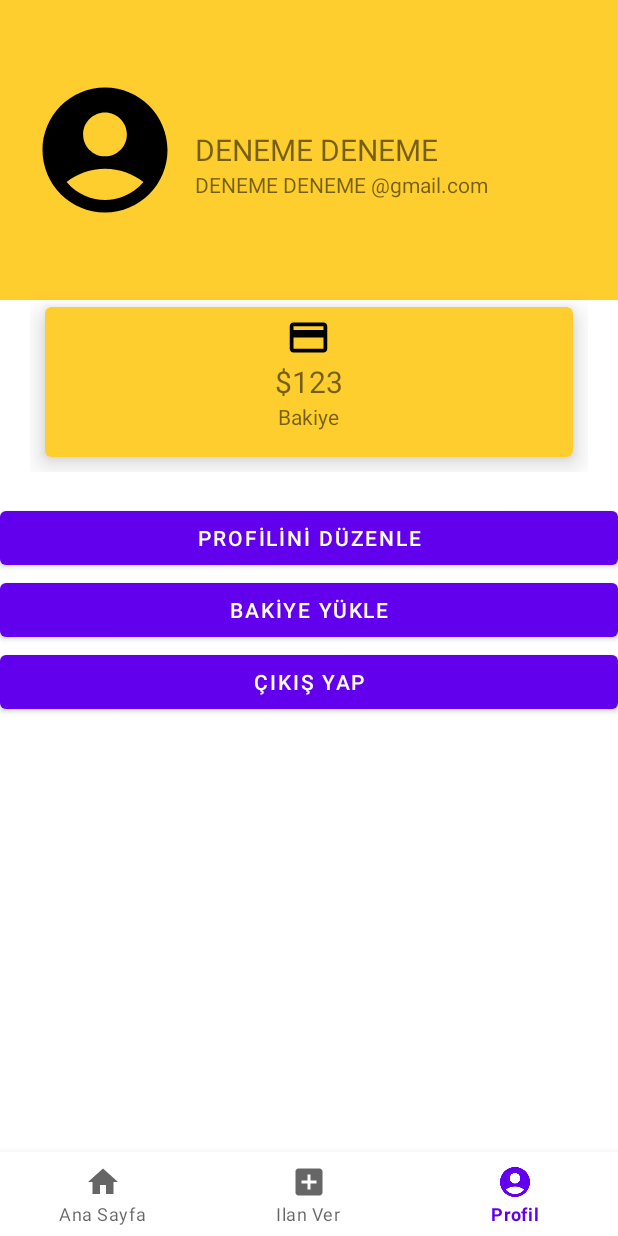
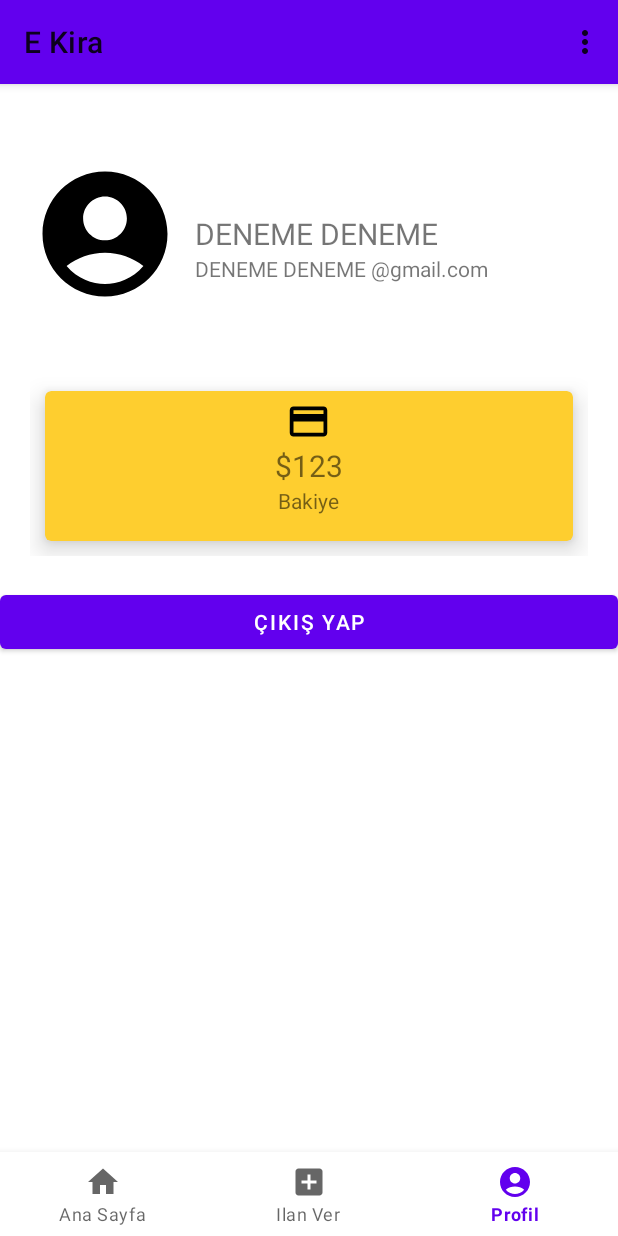
Before and after one commit to yusufaltunoymak/E-Kira, an Android app: the ProfileFragment screen opened through its navigation route, on a phone screen of 412 x 824 dp. Run offline under Robolectric (Android 15) with nearby library versions, the phone set to English and light mode, and no system bars; our stand-ins replace Firebase (no records; nobody signed in at launch, a user with empty details on screens opened directly), Picasso, navigation-ui; network calls fail; pictures from the network do not load; 1 statement that could not run was skipped.

Commit message:
profilupdate

```diff
--- a/app/src/main/java/com/example/splash/MainActivity.kt
+++ b/app/src/main/java/com/example/splash/MainActivity.kt
@@ -10,6 +10,7 @@ import androidx.navigation.ui.NavigationUI.setupWithNavController
 import com.example.splash.api.RestApiService
 import com.example.splash.api.SessionManager
 import com.example.splash.databinding.ActivityMainBinding
+import com.google.android.material.appbar.MaterialToolbar
 
 class MainActivity : AppCompatActivity() {
     private lateinit var binding : ActivityMainBinding
@@ -23,7 +24,10 @@ class MainActivity : AppCompatActivity() {
 
         navController = Navigation.findNavController(this,R.id.navHost)
         setupWithNavController(binding.bottomNavigationView,navController)
+
+
     }
+
 
 
     fun logout(view : View) {
--- a/app/src/main/java/com/example/splash/SplashActivity.kt
+++ b/app/src/main/java/com/example/splash/SplashActivity.kt
@@ -40,6 +40,7 @@ class SplashActivity : AppCompatActivity() {
         setContentView(binding.root)
     }
 
+
     private fun registerAct() {
         val intent = Intent(this@SplashActivity, RegisterActivity::class.java)
         startActivity(intent)
--- a/app/src/main/res/layout/fragment_profile.xml
+++ b/app/src/main/res/layout/fragment_profile.xml
@@ -10,8 +10,8 @@
     <RelativeLayout
         android:layout_width="match_parent"
         android:layout_height="200dp"
-        android:padding="20dp"
-        android:background="#fece2f">
+        android:background="#FFFFFF"
+        android:padding="20dp">
 
         <ImageView
             android:id="@+id/profile_image"
@@ -27,11 +27,11 @@
             android:id="@+id/full_name"
             android:layout_width="wrap_content"
             android:layout_height="wrap_content"
+            android:layout_centerVertical="true"
+            android:layout_marginLeft="10dp"
+            android:layout_toRightOf="@+id/profile_image"
             android:text="DENEME DENEME"
-            android:textSize="20sp"
-            android:layout_toRightOf="@+id/profile_image"
-            android:layout_centerVertical="true"
-            android:layout_marginLeft="10dp">
+            android:textSize="20sp">
 
         </TextView>
 
@@ -39,11 +39,11 @@
             android:id="@+id/user_email"
             android:layout_width="wrap_content"
             android:layout_height="wrap_content"
+            android:layout_below="@+id/full_name"
+            android:layout_marginLeft="10dp"
+            android:layout_toRightOf="@+id/profile_image"
             android:text="DENEME DENEME @gmail.com"
-            android:textSize="14sp"
-            android:layout_toRightOf="@+id/profile_image"
-            android:layout_below="@+id/full_name"
-            android:layout_marginLeft="10dp">
+            android:textSize="14sp">
 
         </TextView>
 
@@ -106,18 +106,6 @@
     </LinearLayout>
 
     <Button
-        android:id="@+id/profilduzenle"
-        android:layout_width="match_parent"
-        android:layout_height="wrap_content"
-        android:text="PROFİLİNİ DÜZENLE" />
-
-    <Button
-        android:id="@+id/buttonBakiye"
-        android:layout_width="match_parent"
-        android:layout_height="wrap_content"
-        android:text="BAKİYE YÜKLE" />
-
-    <Button
         android:id="@+id/buttonLogOut"
         android:layout_width="match_parent"
         android:layout_height="wrap_content"
--- /dev/null
+++ b/app/src/main/res/menu/profil_duzenle.xml
@@ -0,0 +1,10 @@
+<?xml version="1.0" encoding="utf-8"?>
+<menu xmlns:android="http://schemas.android.com/apk/res/android"
+    xmlns:app="http://schemas.android.com/apk/res-auto">
+
+    <item android:id="@+id/profili_guncelle" android:title="Profili Güncelle"></item>
+    <item android:id="@+id/favori_ilan" android:title="Favori İlanlar"></item>
+    <item android:id="@+id/bakiye_cek" android:title="Bakiye Çek"></item>
+    <item android:id="@+id/cikis_yap" android:title="Çıkış Yap"></item>
+
+</menu>
--- a/app/src/main/res/navigation/nav_main.xml
+++ b/app/src/main/res/navigation/nav_main.xml
@@ -25,6 +25,12 @@
         <action
             android:id="@+id/action_profileFragment_to_profilDuzenleFragment"
             app:destination="@id/profilDuzenleFragment" />
+        <action
+            android:id="@+id/action_profileFragment_to_favoriIlan"
+            app:destination="@id/favoriIlan" />
+        <action
+            android:id="@+id/action_profileFragment_to_bakiyeCekFragment"
+            app:destination="@id/bakiyeCekFragment" />
     </fragment>
     <fragment
         android:id="@+id/addFragment"
@@ -105,4 +111,14 @@
             android:id="@+id/action_profilDuzenleFragment_to_mainFragment"
             app:destination="@id/mainFragment" />
     </fragment>
+    <fragment
+        android:id="@+id/favoriIlan"
+        android:name="com.example.splash.FavoriIlanFragment"
+        android:label="fragment_favori_ilan"
+        tools:layout="@layout/fragment_favori_ilan" />
+    <fragment
+        android:id="@+id/bakiyeCekFragment"
+        android:name="com.example.splash.BakiyeCekFragment"
+        android:label="fragment_bakiye_cek"
+        tools:layout="@layout/fragment_bakiye_cek" />
 </navigation>
--- a/app/src/main/res/values-night/themes.xml
+++ b/app/src/main/res/values-night/themes.xml
@@ -1,6 +1,6 @@
 <resources xmlns:tools="http://schemas.android.com/tools">
     <!-- Base application theme. -->
-    <style name="Theme.Splash" parent="Theme.MaterialComponents.DayNight.NoActionBar">
+    <style name="Theme.Splash" parent="Theme.MaterialComponents.DayNight">
         <!-- Primary brand color. -->
         <item name="colorPrimary">@color/purple_200</item>
         <item name="colorPrimaryVariant">@color/purple_700</item>
--- a/app/src/main/res/values/themes.xml
+++ b/app/src/main/res/values/themes.xml
@@ -1,6 +1,6 @@
 <resources xmlns:tools="http://schemas.android.com/tools">
     <!-- Base application theme. -->
-    <style name="Theme.Main" parent="Theme.MaterialComponents.DayNight.NoActionBar">
+    <style name="Theme.Main" parent="Theme.MaterialComponents.DayNight">
         <!-- Primary brand color. -->
         <item name="colorPrimary">@color/purple_500</item>
         <item name="colorPrimaryVariant">@color/purple_700</item>
```
Also changed, not shown: app/src/main/java/com/example/splash/BakiyeCekFragment.kt (added, +27 -0 lines), app/src/main/java/com/example/splash/FavoriIlanFragment.kt (added, +25 -0 lines), app/src/main/java/com/example/splash/ProfileFragment.kt (+34 -13 lines), app/src/main/res/layout/fragment_bakiye_cek.xml (added, +14 -0 lines), app/src/main/res/layout/fragment_favori_ilan.xml (added, +14 -0 lines).
